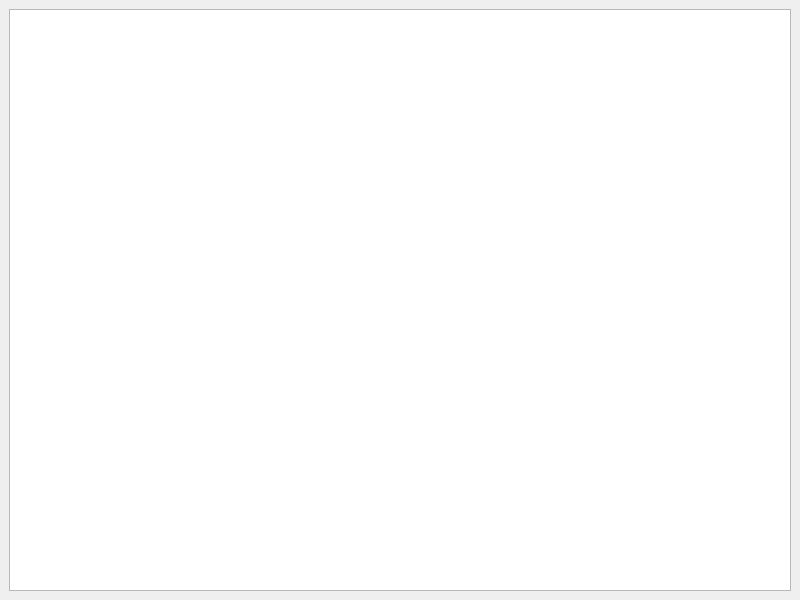
Before: the Qt Designer form ui/ui-inspector/cuiinspector.ui in VioletGiraffe/qtutils, drawn with Qt 5.
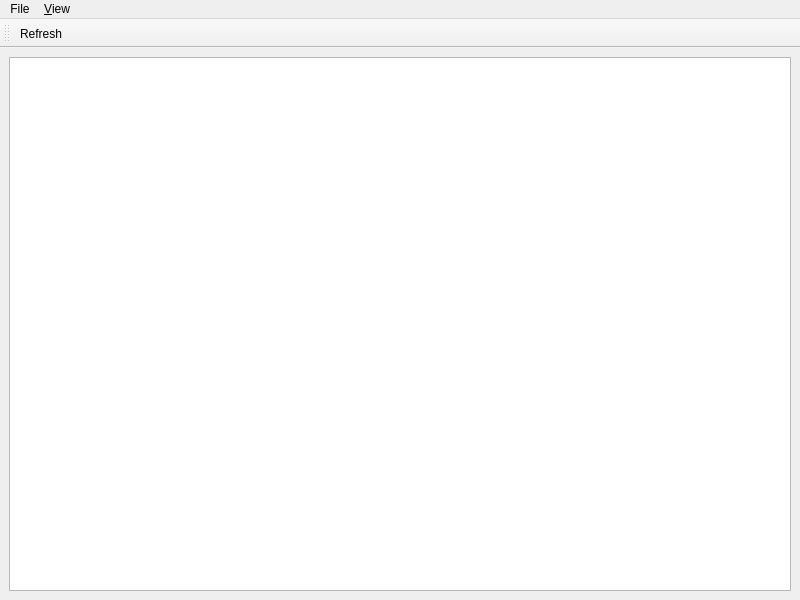
After: the same form once the commit is applied.

Commit message: CUiInspector functional

```diff
--- a/ui/ui-inspector/cuiinspector.ui
+++ b/ui/ui-inspector/cuiinspector.ui
@@ -16,10 +16,21 @@
   <widget class="QWidget" name="centralwidget">
    <layout class="QVBoxLayout" name="verticalLayout">
     <item>
-     <widget class="QPlainTextEdit" name="textArea">
-      <property name="readOnly">
-       <bool>true</bool>
+     <widget class="QTreeWidget" name="treeWidget">
+      <property name="editTriggers">
+       <set>QAbstractItemView::NoEditTriggers</set>
       </property>
+      <property name="selectionMode">
+       <enum>QAbstractItemView::NoSelection</enum>
+      </property>
+      <attribute name="headerVisible">
+       <bool>false</bool>
+      </attribute>
+      <column>
+       <property name="text">
+        <string>1</string>
+       </property>
+      </column>
      </widget>
     </item>
    </layout>
@@ -30,10 +41,46 @@
      <x>0</x>
      <y>0</y>
      <width>800</width>
-     <height>20</height>
+     <height>36</height>
     </rect>
    </property>
+   <widget class="QMenu" name="menuFile">
+    <property name="title">
+     <string>File</string>
+    </property>
+    <addaction name="action_Close"/>
+   </widget>
+   <widget class="QMenu" name="menuEdit">
+    <property name="title">
+     <string>&amp;View</string>
+    </property>
+    <addaction name="action_Refresh"/>
+   </widget>
+   <addaction name="menuFile"/>
+   <addaction name="menuEdit"/>
   </widget>
+  <widget class="QToolBar" name="toolBar">
+   <property name="windowTitle">
+    <string>toolBar</string>
+   </property>
+   <attribute name="toolBarArea">
+    <enum>TopToolBarArea</enum>
+   </attribute>
+   <attribute name="toolBarBreak">
+    <bool>false</bool>
+   </attribute>
+   <addaction name="action_Refresh"/>
+  </widget>
+  <action name="action_Close">
+   <property name="text">
+    <string>&amp;Close</string>
+   </property>
+  </action>
+  <action name="action_Refresh">
+   <property name="text">
+    <string>&amp;Refresh</string>
+   </property>
+  </action>
  </widget>
  <resources/>
  <connections/>
```
The commit also changes 2 other files.
